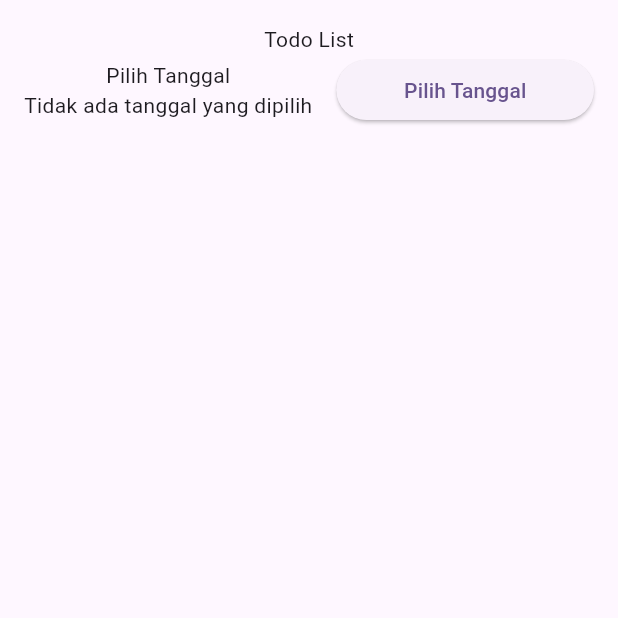
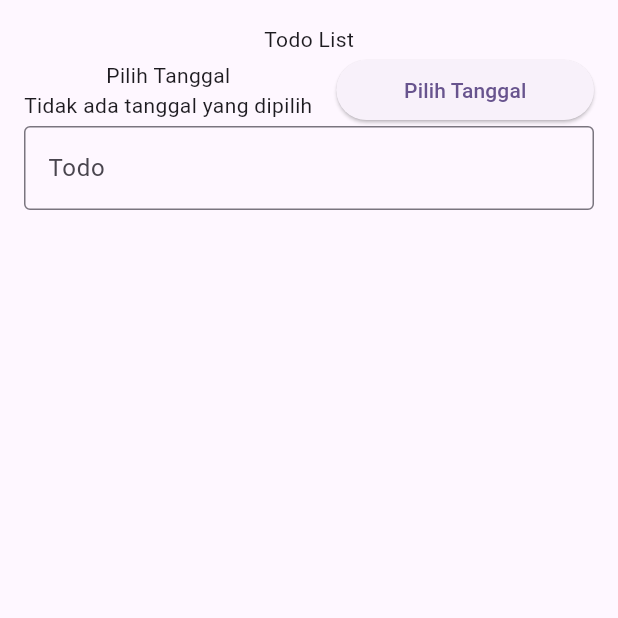
Before and after one commit to giant-paw/105_TodoBloc, a Flutter app: the screen it shows after launch, on a phone screen of 412 x 824 dp, the top half of it. Run offline on Flutter 3.47's test engine with Material 3 defaults, Android fonts, the phone set to English and light mode, and no system bars; our stand-ins replace bloc, flutter_bloc.

Commit message:
menambahkan formField inputan Todo

```diff
--- a/lib/todo_page.dart
+++ b/lib/todo_page.dart
@@ -66,6 +66,23 @@ class _TodoPageState extends State<TodoPage> {
                   ),
                 ],
               ),
+
+              Form(
+                key: _key,
+                child: Row(
+                  children: [
+                    Expanded(
+                      child: TextField(
+                        controller: _controller,
+                        decoration: InputDecoration(
+                          labelText: 'Todo',
+                          border: OutlineInputBorder(),
+                        ),
+                      )
+                    )
+                  ],
+                )
+              )
             ],
           ),
         ),
```
